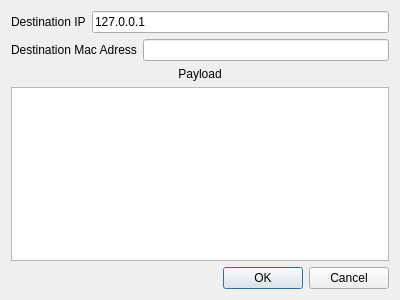
First picture: the form in dialog.ui, repository xQsme/SRC_Packets, before the edit.
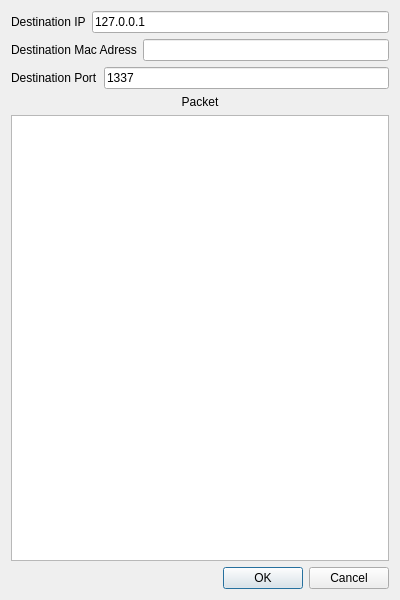
Second picture: the form after the edit.

Commit message: packet send

```diff
--- a/dialog.ui
+++ b/dialog.ui
@@ -7,13 +7,13 @@
     <x>0</x>
     <y>0</y>
     <width>400</width>
-    <height>300</height>
+    <height>600</height>
    </rect>
   </property>
   <property name="windowTitle">
    <string>Dialog</string>
   </property>
-  <layout class="QHBoxLayout" name="horizontalLayout_3">
+  <layout class="QHBoxLayout" name="horizontalLayout_4">
    <item>
     <layout class="QVBoxLayout" name="verticalLayout_2">
      <item>
@@ -48,12 +48,30 @@
        </item>
       </layout>
      </item>
+     <item>
+      <layout class="QHBoxLayout" name="horizontalLayout_3">
+       <item>
+        <widget class="QLabel" name="label_4">
+         <property name="text">
+          <string>Destination Port</string>
+         </property>
+        </widget>
+       </item>
+       <item>
+        <widget class="QLineEdit" name="lineEditPort">
+         <property name="text">
+          <string>1337</string>
+         </property>
+        </widget>
+       </item>
+      </layout>
+     </item>
      <item>
       <layout class="QVBoxLayout" name="verticalLayout">
        <item>
         <widget class="QLabel" name="label_3">
          <property name="text">
-          <string>Payload</string>
+          <string>Packet</string>
          </property>
          <property name="alignment">
           <set>Qt::AlignCenter</set>
```
The commit also changes 4 other files.
